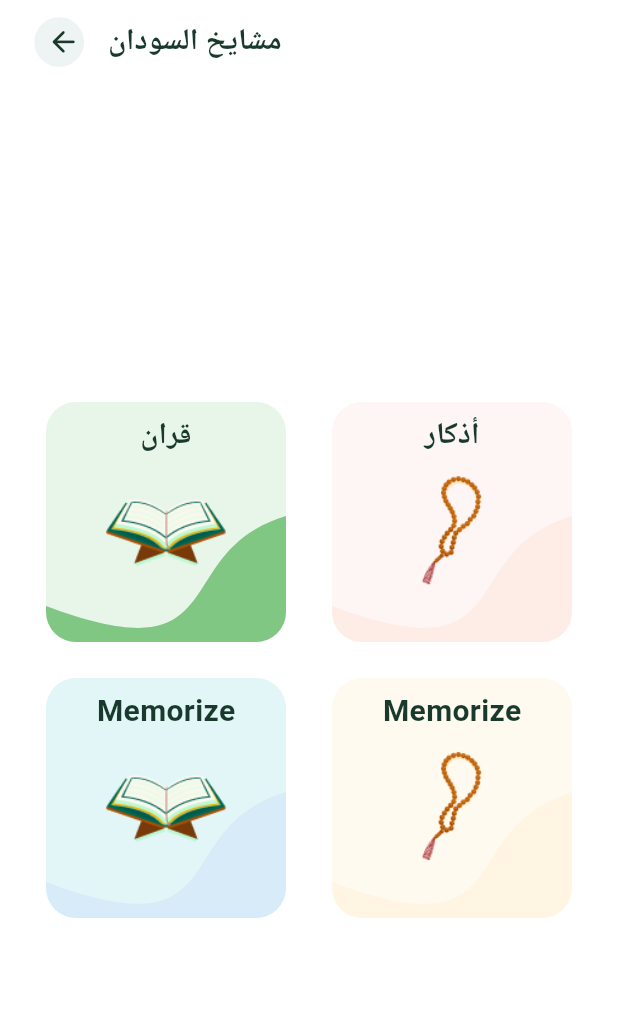
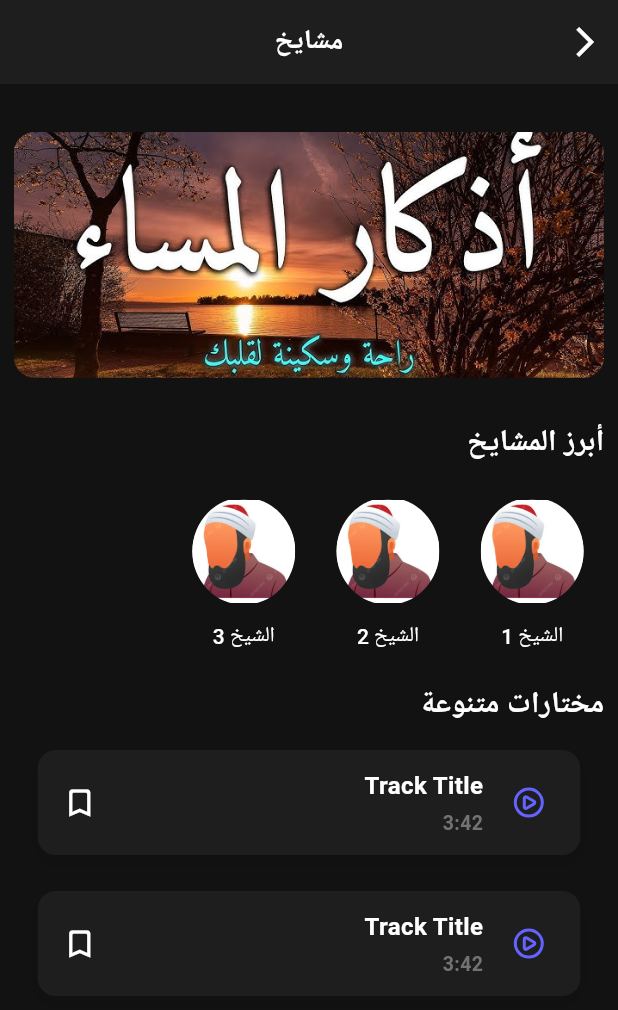
Before and after one commit to MojahidJamal/mshaikh_sudan, a Flutter app: the screen it shows after launch, on a phone screen of 412 x 824 dp. Shown: the top 1010 px of the screen. Run offline on Flutter 3.47's test engine with Material 3 defaults, Android fonts, the phone set to English and light mode, and no system bars; our stand-ins replace cached_network_image, flutter_easyloading, flutter_screenutil, flutter_svg, google_fonts; Roboto replaces fonts that are missing (Almarai).

Commit message:
home screen

```diff
--- a/lib/config/themes/app_theme.dart
+++ b/lib/config/themes/app_theme.dart
@@ -3,31 +3,41 @@ import 'package:google_fonts/google_fonts.dart';
 
 import '../../core/utils/app_colors.dart';
 
-
-
 ThemeData appTheme() {
   return ThemeData(
     useMaterial3: true,
+    brightness: Brightness.dark,
     fontFamily: GoogleFonts.almarai().fontFamily,
+    scaffoldBackgroundColor: AppColors.backgroundColor, // Main app background
+    primaryColor: AppColors.primaryColor, // Accent color
+    hintColor: AppColors.secondaryTextColor, // Placeholder or hint text
+
+    appBarTheme: AppBarTheme(
+      backgroundColor: AppColors.surfaceColor, // Dark surface for app bar
+      foregroundColor: AppColors.whiteColor, // App bar icons and text
+      centerTitle: true,
+      scrolledUnderElevation: 0.0,
+    ),
+
     bottomNavigationBarTheme: BottomNavigationBarThemeData(
-        elevation: 4,
+      backgroundColor: AppColors.surfaceColor,
       selectedIconTheme: IconThemeData(color: AppColors.primaryColor),
-        unselectedIconTheme: IconThemeData(color: AppColors.whiteColor)),
-    brightness: Brightness.light,
-    primaryColor: AppColors.primaryColor,
-    scaffoldBackgroundColor: AppColors.whiteColor,
-    hintColor: AppColors.hintColor,
-    appBarTheme: AppBarTheme(
-        backgroundColor: AppColors.whiteColor,
-        foregroundColor: AppColors.whiteColor,
-        centerTitle: true,
-        scrolledUnderElevation: 0.0),
+      unselectedIconTheme: IconThemeData(color: AppColors.secondaryTextColor),
+      selectedItemColor: AppColors.primaryColor,
+      unselectedItemColor: AppColors.secondaryTextColor,
+      showUnselectedLabels: true,
+      showSelectedLabels: true,
+    ),
+
     dividerTheme: DividerThemeData(
-      thickness: 0.7,
-      color: AppColors.gray20,
+      thickness: 0.5,
+      color: AppColors.progressBackground, // Divider and subtle borders
     ),
-    progressIndicatorTheme:
-    ProgressIndicatorThemeData(color: AppColors.primaryColor),
+
+    progressIndicatorTheme: ProgressIndicatorThemeData(
+      color: AppColors.primaryColor, // Loader color
+    ),
+
     textTheme: const TextTheme(
       displayLarge: TextStyle(fontSize: 24, fontWeight: FontWeight.w700),
       displayMedium: TextStyle(fontSize: 20, fontWeight: FontWeight.w700),
@@ -45,26 +55,31 @@ ThemeData appTheme() {
       labelMedium: TextStyle(fontSize: 13, fontWeight: FontWeight.w400),
       labelSmall: TextStyle(fontSize: 12, fontWeight: FontWeight.w400),
     ),
+
     textButtonTheme: TextButtonThemeData(
       style: TextButton.styleFrom(
-            foregroundColor: AppColors.whiteColor,
-            overlayColor: AppColors.whiteColor)),
+        foregroundColor: AppColors.primaryColor,
+        overlayColor: AppColors.primaryColor.withOpacity(0.1),
+      ),
+    ),
+
     inputDecorationTheme: _inputDecorationTheme,
     filledButtonTheme: _filledButtonTheme,
     outlinedButtonTheme: _outlinedButtonTheme,
+
     textSelectionTheme: TextSelectionThemeData(
       cursorColor: AppColors.primaryColor,
-        //selectionColor: AppColors.greyColor,
-        selectionHandleColor: AppColors.primaryColor),
+      selectionHandleColor: AppColors.primaryColor,
+    ),
   );
 }
 
 InputDecorationTheme get _inputDecorationTheme {
   return InputDecorationTheme(
     filled: true,
-    fillColor: AppColors.whiteColor,
-    border:
-    OutlineInputBorder(borderSide: BorderSide(color: AppColors.grayText)),
+    fillColor: AppColors.surfaceColor, // Input background
+    hintStyle: TextStyle(color: AppColors.secondaryTextColor),
+    border: _enabledBorder,
     enabledBorder: _enabledBorder,
     focusedBorder: _focusedBorder,
     disabledBorder: _disabledBorder,
@@ -74,7 +89,8 @@ InputDecorationTheme get _inputDecorationTheme {
 FilledButtonThemeData get _filledButtonTheme {
   return FilledButtonThemeData(
     style: FilledButton.styleFrom(
-      foregroundColor: Colors.white,
+      backgroundColor: AppColors.primaryColor,
+      foregroundColor: AppColors.whiteColor,
       shape: RoundedRectangleBorder(
         borderRadius: BorderRadius.circular(4.0),
       ),
@@ -85,27 +101,28 @@ FilledButtonThemeData get _filledButtonTheme {
 OutlinedButtonThemeData get _outlinedButtonTheme {
   return OutlinedButtonThemeData(
     style: OutlinedButton.styleFrom(
-      overlayColor: AppColors.whiteColor,
       foregroundColor: AppColors.whiteColor,
-      backgroundColor: AppColors.primaryColor,
+      backgroundColor: AppColors.surfaceColor,
+      side: BorderSide(color: AppColors.primaryColor),
       shape: RoundedRectangleBorder(
         borderRadius: BorderRadius.circular(4.0),
-          side: BorderSide(color: AppColors.primaryColor)),
+      ),
     ),
   );
 }
 
 InputBorder get _enabledBorder => OutlineInputBorder(
       borderRadius: BorderRadius.circular(4.0),
-  borderSide: const BorderSide(color: Colors.transparent),
+      borderSide: BorderSide(color: AppColors.progressBackground),
     );
 
 InputBorder get _focusedBorder => OutlineInputBorder(
       borderRadius: BorderRadius.circular(4.0),
-  borderSide: BorderSide.none,
+      borderSide: BorderSide(color: AppColors.primaryColor),
     );
 
 InputBorder get _disabledBorder => OutlineInputBorder(
       borderRadius: BorderRadius.circular(4.0),
-  borderSide: BorderSide(color: Colors.grey.withOpacity(0.2)),
+      borderSide:
+          BorderSide(color: AppColors.progressBackground.withOpacity(0.3)),
     );
--- a/lib/core/reusable_widgets/custom_appBar.dart
+++ b/lib/core/reusable_widgets/custom_appBar.dart
@@ -1,31 +1,45 @@
 import 'package:flutter/material.dart';
-import 'package:flutter_screenutil/flutter_screenutil.dart';
+import '../../core/utils/app_colors.dart';
 
-import '../utils/app_colors.dart';
+class CustomAppBar extends StatelessWidget implements PreferredSizeWidget {
+  final String title;
+  final List<Widget>? actions;
+  final bool centerTitle;
+  final bool showBackButton;
 
-AppBar customAppBar(VoidCallback onTap, List<Widget>? actions, String title) {
+  const CustomAppBar({
+    Key? key,
+    required this.title,
+    this.actions,
+    this.centerTitle = true,
+    this.showBackButton = true,
+  }) : super(key: key);
+
+  @override
+  Widget build(BuildContext context) {
     return AppBar(
-    backgroundColor: Colors.white,
-    // AppBar Background Color
+      backgroundColor: AppColors.surfaceColor, // app bar background
+      foregroundColor: AppColors.whiteColor, // text/icon color
       elevation: 0,
-    // Remove Shadow
-    leading: IconButton(
-      icon: Icon(Icons.menu, color: Colors.grey.shade800, size: 28),
-      // ☰ Menu Icon
-      onPressed: () {
-// Open Drawer or Perform Action
-      },
-    ),
+      centerTitle: centerTitle,
       title: Text(
         title,
-      style: TextStyle(
-        fontSize: 20,
-        fontWeight: FontWeight.bold,
-        color: AppColors.primaryColor, // Dark Green/Black Text
+        style: const TextStyle(
+          fontSize: 18,
+          fontWeight: FontWeight.w600,
+          color: Colors.white,
         ),
       ),
-    centerTitle: false,
-    // Align title to the left
-    actions: actions ?? [],
+      leading: showBackButton
+          ? IconButton(
+              icon: const Icon(Icons.arrow_back_ios),
+              onPressed: () => Navigator.of(context).pop(),
+            )
+          : null,
+      actions: actions,
     );
   }
+
+  @override
+  Size get preferredSize => const Size.fromHeight(kToolbarHeight);
+}
--- /dev/null
+++ b/lib/core/reusable_widgets/track_item_card.dart
@@ -0,0 +1,72 @@
+import 'package:flutter/material.dart';
+import '../../core/utils/app_colors.dart';
+
+class TrackItemContainer extends StatelessWidget {
+  final Widget leading;
+  final String title;
+  final String subtitle;
+  final VoidCallback? onTap;
+  final Widget? trailing;
+
+  const TrackItemContainer({
+    super.key,
+    required this.leading,
+    required this.title,
+    required this.subtitle,
+    this.onTap,
+    this.trailing,
+  });
+
+  @override
+  Widget build(BuildContext context) {
+    return InkWell(
+      onTap: onTap,
+      borderRadius: BorderRadius.circular(12),
+      child: Container(
+        padding: const EdgeInsets.symmetric(horizontal: 16, vertical: 12),
+        margin: const EdgeInsets.symmetric(horizontal: 16, vertical: 6),
+        decoration: BoxDecoration(
+          color: AppColors.surfaceColor, // background color of the item
+          borderRadius: BorderRadius.circular(12), // rounded corners
+          boxShadow: [
+            BoxShadow(
+              color: Colors.black.withOpacity(0.1), // soft shadow
+              offset: const Offset(0, 4),
+              blurRadius: 10,
+            ),
+          ],
+        ),
+        child: Row(
+          children: [
+            leading, // For example: album art or icon
+            const SizedBox(width: 12),
+            Expanded(
+              child: Column(
+                crossAxisAlignment: CrossAxisAlignment.start,
+                children: [
+                  Text(
+                    title,
+                    style: const TextStyle(
+                      color: Colors.white,
+                      fontSize: 16,
+                      fontWeight: FontWeight.w600,
+                    ),
+                  ),
+                  const SizedBox(height: 4),
+                  Text(
+                    subtitle,
+                    style: TextStyle(
+                      color: AppColors.grayText,
+                      fontSize: 13,
+                    ),
+                  ),
+                ],
+              ),
+            ),
+            if (trailing != null) trailing!,
+          ],
+        ),
+      ),
+    );
+  }
+}
--- a/lib/core/utils/app_colors.dart
+++ b/lib/core/utils/app_colors.dart
@@ -1,15 +1,25 @@
 import 'package:flutter/material.dart';
 
 class AppColors {
-  static Color primaryColor = const Color(0xFF18392B); //
-  static Color secondaryColor = const Color(0xFF588B76);
-  static Color thirdColor = const Color(0xFF8789A3);
-  static Color blackColor = const Color(0xFF000000); // black
-  static Color whiteColor = const Color(0xFFFFFFFF); // white
-  static Color hintColor = const Color(0xFF656969);
-  static Color scaffoldBackgroundColor = const Color(0xffFAFAFA);
-  static Color gray20 = const Color(0xffD9D9D9);
-  static Color grayText = const Color(0xff737373); // placeholderText
-
-
+  static Color primaryColor = const Color(
+      0xFFBB86FC); // Accent color - use for play button, active icons, progress bar, etc.
+  static Color secondaryColor = const Color(
+      0xFF03DAC6); // Secondary accent - use for shuffle, repeat, or special actions.
+  static Color backgroundColor = const Color(
+      0xFF121212); // Main app background - use for Scaffold and screens.
+  static Color surfaceColor = const Color(
+      0xFF1E1E1E); // Surface background - cards, bottom sheet, player container.
+  static Color whiteColor =
+      const Color(0xFFFFFFFF); // Primary text - titles, main labels.
+  static Color secondaryTextColor = const Color(
+      0xFFB3B3B3); // Secondary text - artist name, duration, labels.
+  static Color disabledColor =
+      const Color(0xFF555555); // Disabled/inactive icons and buttons.
+  static Color progressBackground =
+      const Color(0xFF3E3E3E); // Unfilled progress bar or slider track.
+  static Color iconColor =
+      const Color(0xFFFFFFFF); // General icon color (neutral state).
+  static Color scaffoldBackgroundColor = const Color(
+      0xFF121212); // Scaffold background - same as backgroundColor for consistency.
+  static Color grayText = const Color(0xFF737373); // placeholderText
 }
--- /dev/null
+++ b/lib/core/utils/common_image_view.dart
@@ -0,0 +1,97 @@
+// ignore_for_file: must_be_immutable
+
+import 'dart:io';
+
+import 'package:cached_network_image/cached_network_image.dart';
+import 'package:flutter/material.dart';
+import 'package:flutter_svg/flutter_svg.dart';
+
+class CommonImageView extends StatelessWidget {
+  ///[url] is required parameter for fetching network image
+  String? url;
+  String? imagePath;
+  String? svgPath;
+  File? file;
+  double? height;
+  double? width;
+  Color? color;
+
+  final BoxFit fit;
+  final String placeHolder;
+
+  ///a [CommonNetworkImageView] it can be used for showing any network images
+  /// it will shows the placeholder image if image is not found on network
+  CommonImageView({
+    this.url,
+    this.imagePath,
+    this.svgPath,
+    this.file,
+    this.height,
+    this.width,
+    this.color,
+    this.fit = BoxFit.scaleDown,
+    this.placeHolder = 'assets/images/image_not_found.png',
+  });
+
+  @override
+  Widget build(BuildContext context) {
+    return _buildImageView();
+  }
+
+  Widget _buildImageView() {
+    if (svgPath != null && svgPath!.isNotEmpty) {
+      return SizedBox(
+        height: height,
+        width: width,
+        child: SvgPicture.asset(
+          svgPath!,
+          height: height,
+          width: width,
+          fit: fit,
+          color: color,
+        ),
+      );
+    } else if (file != null && file!.path.isNotEmpty) {
+      return Image.file(
+        file!,
+        height: height,
+        width: width,
+        fit: fit,
+        color: color,
+      );
+    } else if (url != null && url!.isNotEmpty) {
+      return CachedNetworkImage(
+        height: height,
+        width: width,
+        fit: fit,
+        memCacheHeight: 500,
+        memCacheWidth: 400,
+        maxHeightDiskCache: 500,
+        maxWidthDiskCache: 400,
+        imageUrl: url!,
+        placeholder: (context, url) => SizedBox(
+          height: 30,
+          width: 30,
+          child: LinearProgressIndicator(
+            color: Colors.grey.shade200,
+            backgroundColor: Colors.grey.shade100,
+          ),
+        ),
+        errorWidget: (context, url, error) => Image.asset(
+          placeHolder,
+          height: height,
+          width: width,
+          fit: fit,
+        ),
+      );
+    } else if (imagePath != null && imagePath!.isNotEmpty) {
+      return Image.asset(
+        imagePath!,
+        height: height,
+        width: width,
+        fit: fit,
+      );
+    }
+    return const SizedBox();
+  }
+}
--- /dev/null
+++ b/lib/core/utils/image_constant.dart
@@ -0,0 +1,10 @@
+class ImageConstant {
+  static const String appLogo = 'assets/images/app_logo.png';
+  static const String whiteAppLogo = 'assets/images/white_app_logo.png';
+}
+
+class IconConstant {
+  static const String calenderHomeIcon = 'assets/icons/calender_home_icon.svg';
+  static const String eventCalender = 'assets/icons/eventCalender.svg';
+  static const String playIcon = 'assets/icons/play_circle_icon.svg';
+}
--- a/lib/mskaikh_app.dart
+++ b/lib/mskaikh_app.dart
@@ -4,6 +4,7 @@ import 'package:flutter_screenutil/flutter_screenutil.dart';
 import 'package:mshaikh_sudan/screens/splash/splash_screen.dart';
 
 import 'config/themes/app_theme.dart';
+
 class MshaikhApp extends StatelessWidget {
   const MshaikhApp({Key? key}) : super(key: key);
 
@@ -14,12 +15,18 @@ class MshaikhApp extends StatelessWidget {
         minTextAdapt: true,
         splitScreenMode: true,
         child: MaterialApp(
-          title: 'Hawja',
+          title: 'Mshaikh Sudan',
           theme: appTheme(),
           debugShowCheckedModeBanner: false,
           locale: const Locale('Ar'), // Locale for Arabic, or any RTL language
           home: SplashScreen(),
-          builder: EasyLoading.init(),
+          builder: (context, child) {
+            return Directionality(
+              textDirection: TextDirection.rtl, // Force RTL globally
+              child:
+                  EasyLoading.init()(context, child), // Initialize EasyLoading
+            );
+          },
         ));
   }
 }
--- a/lib/screens/home_screen/home_screen.dart
+++ b/lib/screens/home_screen/home_screen.dart
@@ -1,8 +1,11 @@
 import 'package:flutter/material.dart';
 import 'package:flutter_screenutil/flutter_screenutil.dart';
+import 'package:mshaikh_sudan/core/reusable_widgets/custom_appBar.dart';
+import 'package:mshaikh_sudan/core/reusable_widgets/track_item_card.dart';
 import 'package:mshaikh_sudan/core/utils/app_colors.dart';
-
-import '../../core/reusable_widgets/home_cards_style.dart';
+import 'package:mshaikh_sudan/core/utils/common_image_view.dart';
+import 'package:mshaikh_sudan/core/utils/image_constant.dart';
+import 'package:mshaikh_sudan/screens/home_screen/widgets/most_popular.dart';
 
 class HomeScreen extends StatefulWidget {
   const HomeScreen({super.key});
@@ -14,86 +17,121 @@ class HomeScreen extends StatefulWidget {
 class _HomeScreenState extends State<HomeScreen> {
   @override
   Widget build(BuildContext context) {
+    final textTheme = Theme.of(context).textTheme;
     return Scaffold(
-      appBar: AppBar(
-        backgroundColor: Colors.white, // AppBar Background Color
-        elevation: 0, // Remove Shadow
-        leading: Padding(
-
-          padding: EdgeInsets.only(left: 20.w, ),child: Container(
-            height: 20.w,
-            width: 20.w,
+      appBar: const CustomAppBar(
+        title: 'مشايخ',
+      ),
+      body: Padding(
+        padding: EdgeInsets.symmetric(horizontal: 8.w),
+        child: Column(
+          mainAxisAlignment: MainAxisAlignment.start,
+          crossAxisAlignment: CrossAxisAlignment.start,
+          children: [
+            SizedBox(height: 20.h),
+            const MostPopularWidget(),
+            SizedBox(height: 20.h),
+            Row(
+              children: [
+                Text(
+                  'أبرز المشايخ',
+                  style: textTheme.displayMedium!.copyWith(
+                    color: AppColors.whiteColor,
+                  ),
+                )
+              ],
+            ),
+            SizedBox(height: 20.h),
+            SingleChildScrollView(
+              scrollDirection: Axis.horizontal,
+              child: Row(
+                children: List.generate(
+                  3,
+                  (index) => Padding(
+                    padding: EdgeInsets.symmetric(horizontal: 12.w),
+                    child: InkWell(
+                      onTap: () {},
+                      child: Column(
+                        children: [
+                          Container(
+                            height: 60.h,
+                            width: 60.w,
                             decoration: const BoxDecoration(
-              color: Color(0x12006754),
                               shape: BoxShape.circle,
                             ),
-            child: IconButton(
-              icon: Icon(Icons.arrow_back_rounded, color: AppColors.primaryColor, size: 20.w), // ☰ Menu Icon
-              onPressed: () {
-                // Open Drawer or Perform Action
-              },
+                            child: ClipOval(
+                              child: Container(
+                                decoration: BoxDecoration(
+                                  shape: BoxShape.circle,
+                                  color: Colors.grey[300],
+                                ),
+                                child: Image.asset('assets/images/person.jpg'),
                               ),
                             ),
                           ),
-        title:  Text(
-          "مشايخ السودان",
-          style: TextStyle(
-            fontSize: 20,
-            fontWeight: FontWeight.bold,
-            color:AppColors.primaryColor, // Dark Green/Black Text
+                          SizedBox(height: 10.h),
+                          Text(
+                            'الشيخ ${index + 1}',
+                            style: textTheme.headlineMedium!.copyWith(
+                              color: AppColors.whiteColor,
                             ),
-        ),
-        centerTitle: false, // Align title to the left
-        // actions: [
-        //   IconButton(
-        //     icon: Icon(Icons.search, color: Colors.grey.shade800, size: 26), // 🔍 Search Icon
-        //     onPressed: () {
-        //       // Search Action
-        //     },
-        //   ),
-        // ],
-      ),
-      body: Column(
-        mainAxisAlignment: MainAxisAlignment.center,
-        children: [
-          Row(
-            mainAxisAlignment: MainAxisAlignment.spaceEvenly,
-            children: [
-              MemorizeCard(
-                title: "قران", // Change text dynamically
-                imagePath:
-                    'assets/images/Group.png', // Change image dynamically
-                slopeColor: Colors.green.shade300,
-                containerColor: Colors.green.shade50,
-              ),
-              const MemorizeCard(
-                title: "أذكار", // Change text dynamically
-                imagePath: 'assets/images/sbha.png', // Change image dynamically
-                slopeColor: Color(0x12FF643D),
-                containerColor: Color(0xFFFEF6F4),
                           ),
                         ],
                       ),
-          SizedBox(height: 20.h,),
-          const Row(
-            mainAxisAlignment: MainAxisAlignment.spaceEvenly,
+                    ),
+                  ),
+                ),
+              ),
+            ),
+            SizedBox(height: 20.h),
+            Row(
               children: [
-              MemorizeCard(
-                title: "Memorize", // Change text dynamically
-                imagePath:
-                    'assets/images/Group.png', // Change image dynamically
-                slopeColor: Color(0x124865FF),
-                containerColor: Color(0xffE2F6F8),
+                Text(
+                  'مختارات متنوعة',
+                  style: textTheme.displayMedium!.copyWith(
+                    color: AppColors.whiteColor,
                   ),
-              MemorizeCard(
-                title: "Memorize", // Change text dynamically
-                imagePath: 'assets/images/sbha.png', // Change image dynamically
-                slopeColor: Color(0x12FFB92C),
-                containerColor: Color(0xFFFFFAF0),
+                )
+              ],
+            ),
+            SizedBox(height: 10.h),
+            TrackItemContainer(
+              leading: CommonImageView(
+                svgPath: IconConstant.playIcon,
+                height: 32.h,
+                width: 32.w,
+                // color: Colors.red,
+              ),
+              title: 'Track Title',
+              subtitle: '3:42',
+              onTap: () {
+                // Play the track
+              },
+              trailing: const Icon(
+                Icons.bookmark_border_rounded,
+                color: Colors.white,
+              ),
+            ),
+            SizedBox(height: 10.h),
+            TrackItemContainer(
+              leading: CommonImageView(
+                svgPath: IconConstant.playIcon,
+                height: 32.h,
+                width: 32.w,
+                // color: Colors.red,
+              ),
+              title: 'Track Title',
+              subtitle: '3:42',
+              onTap: () {
+                // Play the track
+              },
+              trailing: const Icon(
+                Icons.bookmark_border_rounded,
+                color: Colors.white,
+              ),
             ),
           ],
         ),
-        ],
       ),
     );
   }
--- /dev/null
+++ b/lib/screens/home_screen/widgets/most_popular.dart
@@ -0,0 +1,91 @@
+import 'dart:async';
+
+import 'package:flutter/material.dart';
+
+class MostPopularWidget extends StatefulWidget {
+  const MostPopularWidget({
+    super.key,
+  });
+
+  @override
+  _MostPopularWidgetState createState() => _MostPopularWidgetState();
+}
+
+class _MostPopularWidgetState extends State<MostPopularWidget> {
+  final PageController _pageController = PageController();
+  int _currentPage = 0;
+  final List<String> advertisements = [
+    'assets/images/azkar_sabah.jpg',
+    'assets/images/azkar_msa.jpg',
+    'assets/images/azkar_sabah.jpg',
+  ];
+
+  @override
+  void initState() {
+    super.initState();
+    _startAutoScroll();
+  }
+
+  void _startAutoScroll() {
+    Timer.periodic(Duration(seconds: 7), (Timer timer) {
+      if (_currentPage < advertisements.length - 1) {
+        _currentPage++;
+      } else {
+        _currentPage = 0;
+      }
+      if (mounted) {
+        _pageController.animateToPage(
+          _currentPage,
+          duration: Duration(milliseconds: 500),
+          curve: Curves.easeInOut,
+        );
+      }
+    });
+  }
+
+  @override
+  Widget build(BuildContext context) {
+    return SizedBox(
+      height: 180,
+      child: Stack(
+        children: [
+          PageView.builder(
+            controller: _pageController,
+            itemCount: advertisements.length,
+            itemBuilder: (context, index) {
+              return TweenAnimationBuilder(
+                tween: Tween<double>(begin: 0, end: 1),
+                duration: Duration(milliseconds: 500),
+                builder: (context, value, child) {
+                  return Transform(
+                    transform: Matrix4.identity()
+                      ..setEntry(3, 2, 0.001)
+                      ..rotateX(0.5 * (1 - value))
+                      ..translate(0.0, 50.0 * (1 - value), 0.0),
+                    alignment: Alignment.center,
+                    child: Padding(
+                      padding: EdgeInsets.symmetric(vertical: 8),
+                      child: ClipRRect(
+                        borderRadius: BorderRadius.circular(14),
+                        child: Image.asset(
+                          advertisements[index],
+                          fit: BoxFit.cover,
+                        ),
+                      ),
+                    ),
+                  );
+                },
+              );
+            },
+          ),
+        ],
+      ),
+    );
+  }
+
+  @override
+  void dispose() {
+    _pageController.dispose();
+    super.dispose();
+  }
+}
--- a/pubspec.yaml
+++ b/pubspec.yaml
@@ -30,6 +30,8 @@ dependencies:
   flutter_screenutil: ^5.9.3
   flutter_easyloading: 3.0.3
   google_fonts: ^6.2.1
+  flutter_svg: ^2.0.17
+  cached_network_image: ^3.4.1
 
 dev_dependencies:
   flutter_test:
@@ -56,6 +58,7 @@ flutter:
   # To add assets to your application, add an assets section, like this:
   assets:
     - assets/images/
+    - assets/icons/
   # assets:
   #   - images/a_dot_burr.jpeg
   #   - images/a_dot_ham.jpeg
```
Also changed, not shown: lib/draft/old_home_screen.dart (added, +68 -0 lines), assets/icons/play_circle_icon.svg (added), assets/images/azkar_msa.jpg (added), assets/images/azkar_sabah.jpg (added), assets/images/person.jpg (added), pubspec.lock. Lines whose indentation alone changed are shown as unchanged.
